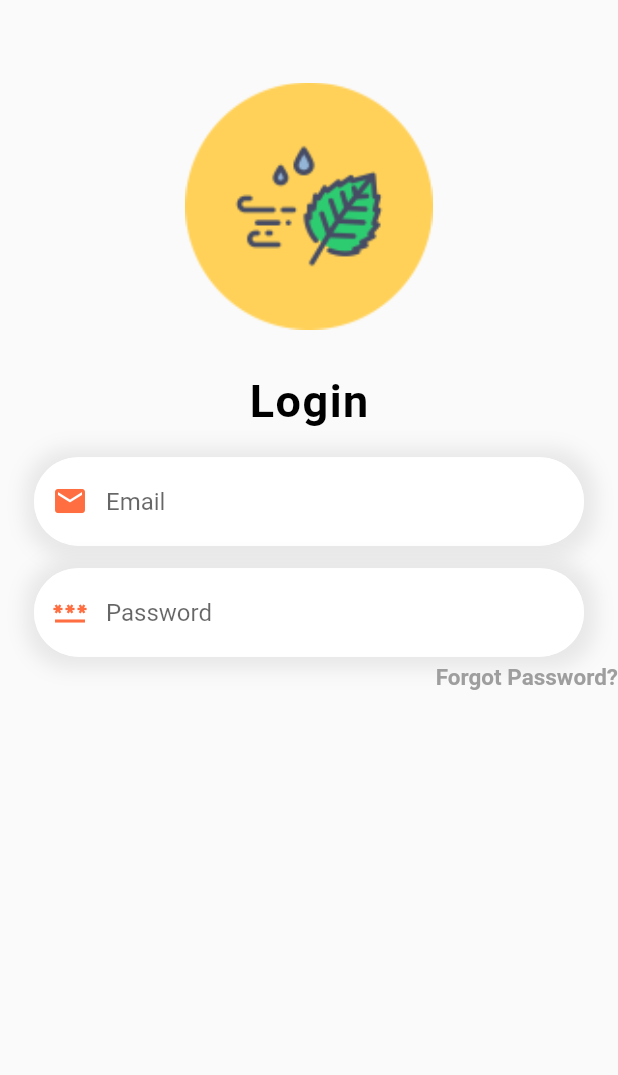
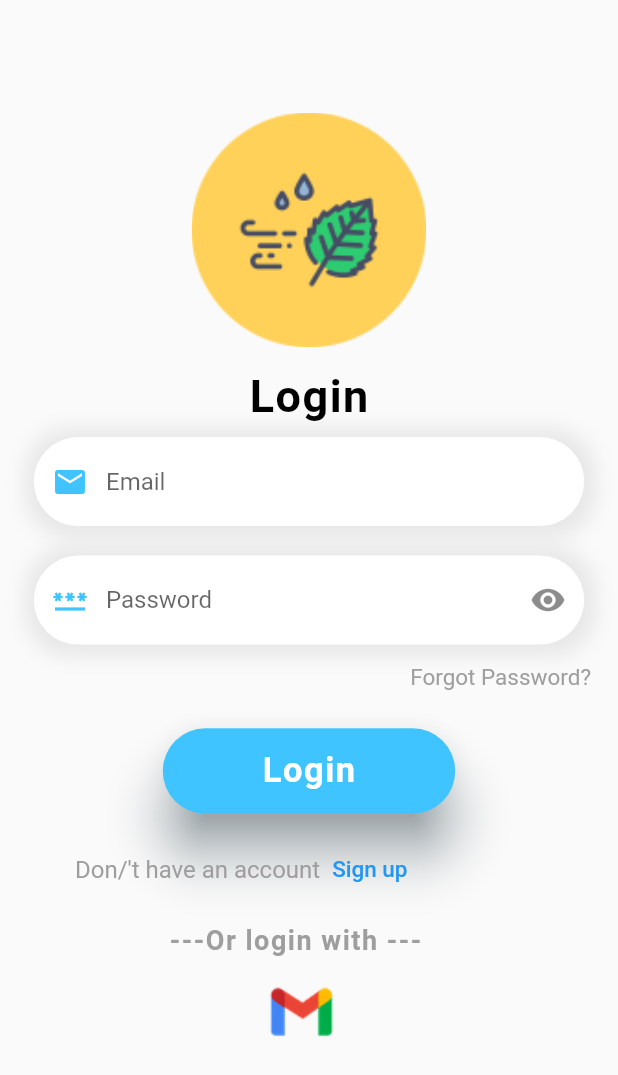
Before and after one commit to jamesmaren/WeatherApp, a Flutter app: the screen it shows after launch, on a phone screen of 412 x 824 dp. Shown: the top 1075 px of the screen. Run offline on Flutter 3.47's test engine with Material 2 defaults, Android fonts, the phone set to English and light mode, and no system bars; our stand-ins replace dots_indicator, syncfusion_flutter_gauges.

Commit message:
login page done

```diff
--- a/lib/view/Auth/login_page.dart
+++ b/lib/view/Auth/login_page.dart
@@ -1,17 +1,23 @@
 import 'package:flutter/material.dart';
 
-class LoginPage extends StatelessWidget {
+class LoginPage extends StatefulWidget {
   const LoginPage({Key? key}) : super(key: key);
 
   @override
+  State<LoginPage> createState() => _LoginPageState();
+}
+
+class _LoginPageState extends State<LoginPage> {
+  @override
   Widget build(BuildContext context) {
+    bool _isObscure = true;
     return Scaffold(
-        body: Column(
-      children: [
+        body: SingleChildScrollView(
+      child: Column(children: [
         Container(
-          height: MediaQuery.of(context).size.height * 0.20,
+          height: MediaQuery.of(context).size.height * 0.19,
           width: MediaQuery.of(context).size.width * 0.86,
-          margin: const EdgeInsets.only(top: 55),
+          margin: const EdgeInsets.only(top: 75),
           decoration: const BoxDecoration(
             image: DecorationImage(
               alignment: Alignment.topCenter,
@@ -22,7 +28,7 @@ class LoginPage extends StatelessWidget {
           ),
         ),
         const SizedBox(
-          height: 30,
+          height: 15,
         ),
         const Text(
           "Login",
@@ -31,6 +37,41 @@ class LoginPage extends StatelessWidget {
             letterSpacing: 1,
             color: Colors.black,
             fontWeight: FontWeight.bold,
+          ),
+        ),
+        const SizedBox(
+          height: 10,
+        ),
+        Container(
+          width: MediaQuery.of(context).size.width * 0.89,
+          decoration: BoxDecoration(
+              color: Colors.white,
+              borderRadius: BorderRadius.circular(30),
+              boxShadow: [
+                BoxShadow(
+                    blurRadius: 10,
+                    spreadRadius: 7,
+                    offset: const Offset(1, 1),
+                    color: Colors.grey.withOpacity(0.2))
+              ]),
+          child: TextField(
+            //controller: emailController,
+            decoration: InputDecoration(
+                hintText: "Email",
+                prefixIcon: const Icon(
+                  Icons.email,
+                  color: Colors.lightBlueAccent,
+                ),
+                focusedBorder: OutlineInputBorder(
+                    borderRadius: BorderRadius.circular(30),
+                    borderSide:
+                        const BorderSide(color: Colors.white, width: 1.0)),
+                enabledBorder: OutlineInputBorder(
+                    borderRadius: BorderRadius.circular(30),
+                    borderSide:
+                        const BorderSide(color: Colors.white, width: 1.0)),
+                border: OutlineInputBorder(
+                    borderRadius: BorderRadius.circular(30))),
           ),
         ),
         const SizedBox(
@@ -50,11 +91,12 @@ class LoginPage extends StatelessWidget {
               ]),
           child: TextField(
             //controller: emailController,
+            obscureText: _isObscure,
             decoration: InputDecoration(
-                hintText: "Email",
+                hintText: "Password",
                 prefixIcon: const Icon(
-                  Icons.email,
-                  color: Colors.deepOrangeAccent,
+                  Icons.password,
+                  color: Colors.lightBlueAccent,
                 ),
                 focusedBorder: OutlineInputBorder(
                     borderRadius: BorderRadius.circular(30),
@@ -65,65 +107,140 @@ class LoginPage extends StatelessWidget {
                     borderSide:
                         const BorderSide(color: Colors.white, width: 1.0)),
                 border: OutlineInputBorder(
-                    borderRadius: BorderRadius.circular(30))),
+                  borderRadius: BorderRadius.circular(30),
+                ),
+                suffixIcon: IconButton(
+                    icon: Icon(
+                      _isObscure ? Icons.visibility : Icons.visibility_off,
+                    ),
+                    onPressed: () {
+                      setState(() {
+                        _isObscure = !_isObscure;
+                      });
+                    })),
           ),
         ),
         const SizedBox(
-          height: 15,
-        ),
-        Container(
-          width: MediaQuery.of(context).size.width * 0.89,
-          decoration: BoxDecoration(
-              color: Colors.white,
-              borderRadius: BorderRadius.circular(30),
-              boxShadow: [
-                BoxShadow(
-                    blurRadius: 10,
-                    spreadRadius: 7,
-                    offset: const Offset(1, 1),
-                    color: Colors.grey.withOpacity(0.2))
-              ]),
-          child: TextField(
-            //controller: emailController,
-            decoration: InputDecoration(
-                hintText: "Password",
-                prefixIcon: const Icon(
-                  Icons.password,
-                  color: Colors.deepOrangeAccent,
-                ),
-                focusedBorder: OutlineInputBorder(
-                    borderRadius: BorderRadius.circular(30),
-                    borderSide:
-                        const BorderSide(color: Colors.white, width: 1.0)),
-                enabledBorder: OutlineInputBorder(
-                    borderRadius: BorderRadius.circular(30),
-                    borderSide:
-                        const BorderSide(color: Colors.white, width: 1.0)),
-                border: OutlineInputBorder(
-                    borderRadius: BorderRadius.circular(30))),
-          ),
-        ),
-        const SizedBox(
-          height: 5,
+          height: 10,
         ),
         Row(
           //crossAxisAlignment: CrossAxisAlignment.start,
           mainAxisAlignment: MainAxisAlignment.end,
           children: const [
-            Text(
-              "Forgot Password?",
-              style: TextStyle(
-                fontSize: 15,
-                color: Colors.grey,
-                fontWeight: FontWeight.bold,
+            Padding(
+              padding: EdgeInsets.only(right: 18.0, top: 3),
+              child: Text(
+                "Forgot Password?",
+                style: TextStyle(
+                  fontSize: 15,
+                  color: Colors.grey,
+                ),
               ),
             ),
           ],
         ),
         const SizedBox(
-          height: 20,
+          height: 25,
         ),
-      ],
+        TextButton(
+            onPressed: () {},
+            style: ButtonStyle(
+              backgroundColor:
+                  MaterialStateProperty.all<Color>(Colors.lightBlueAccent),
+              shadowColor: MaterialStateProperty.all(Colors.blueGrey),
+              elevation: MaterialStateProperty.all(15),
+              padding: MaterialStateProperty.all(const EdgeInsets.all(15)),
+              minimumSize: MaterialStateProperty.all(const Size(195, 50)),
+              shape: MaterialStateProperty.all(RoundedRectangleBorder(
+                  borderRadius: BorderRadius.circular(30))),
+            ),
+            child: const Text(
+              "Login",
+              style: TextStyle(
+                fontSize: 23,
+                letterSpacing: 1,
+                color: Colors.white,
+                fontWeight: FontWeight.bold,
+              ),
+            )),
+        const SizedBox(
+          height: 13,
+        ),
+        Container(
+          padding: const EdgeInsets.only(left: 50),
+          child: Row(
+            children: [
+              const Text(
+                "Don/'t have an account",
+                style: TextStyle(
+                  fontSize: 16,
+                  color: Colors.grey,
+                ),
+              ),
+              TextButton(
+                  onPressed: () {},
+                  child: const Text(
+                    "Sign up",
+                    style: TextStyle(
+                      color: Colors.blue,
+                      fontSize: 15,
+                    ),
+                  ))
+            ],
+          ),
+        ),
+        const SizedBox(
+          height: 10,
+        ),
+        Row(
+          //crossAxisAlignment: CrossAxisAlignment.start,
+          mainAxisAlignment: MainAxisAlignment.center,
+          children: const [
+            Padding(
+              padding: EdgeInsets.only(right: 18.0, top: 3),
+              child: Text(
+                "---Or login with ---",
+                style: TextStyle(
+                  fontSize: 18,
+                  letterSpacing: 1,
+                  color: Colors.grey,
+                  fontWeight: FontWeight.bold,
+                ),
+              ),
+            ),
+          ],
+        ),
+        const SizedBox(
+          height: 13,
+        ),
+        Row(
+          //crossAxisAlignment: CrossAxisAlignment.center,
+          mainAxisAlignment: MainAxisAlignment.center,
+          children: [
+            Column(
+              children: const [
+                Image(
+                  image: AssetImage('images/gmail.png'),
+                  // height: 50,
+                  // width: 50,
+                ),
+              ],
+            ),
+            const SizedBox(
+              width: 10,
+            ),
+            // Column(
+            //   children: const [
+            //     Image(
+            //       image: AssetImage('images/facebook.png'),
+            //       // height: 50,
+            //       // width: 50,
+            //     ),
+            //   ],
+            // ),
+          ],
+        )
+      ]),
     ));
   }
 }
```
Also changed, not shown: images/facebook.png (added), images/gmail.png (added), images/gmail2.png (added).
